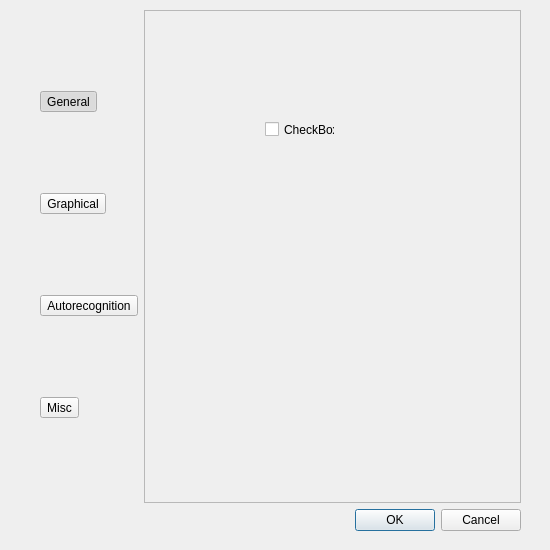
This is rsrc/settings.ui in morevnaproject-org/papagayo-ng as Qt 5 draws it before an edit. The edited form follows.
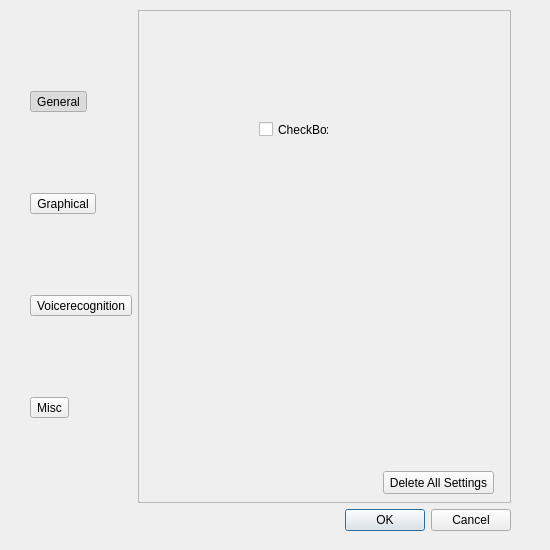
This is the edited form. The open tabs and pages were chosen to show the change. Icons and pictures are not drawn.

Commit message: First inclusion of Settings Dialog, without real function yet. Also fixed changing of FPS.

```diff
--- a/rsrc/settings.ui
+++ b/rsrc/settings.ui
@@ -50,7 +50,7 @@
   <widget class="QWidget" name="gridLayoutWidget">
    <property name="geometry">
     <rect>
-     <x>40</x>
+     <x>30</x>
      <y>10</y>
      <width>481</width>
      <height>521</height>
@@ -153,6 +153,19 @@
          <string>CheckBox</string>
         </property>
        </widget>
+       <widget class="QPushButton" name="delete_settings">
+        <property name="geometry">
+         <rect>
+          <x>244</x>
+          <y>460</y>
+          <width>111</width>
+          <height>23</height>
+         </rect>
+        </property>
+        <property name="text">
+         <string>Delete All Settings</string>
+        </property>
+       </widget>
       </widget>
      </widget>
     </item>
@@ -189,7 +202,7 @@
          <bool>true</bool>
         </property>
         <property name="toolButtonStyle">
-         <enum>Qt::ToolButtonIconOnly</enum>
+         <enum>Qt::ToolButtonTextUnderIcon</enum>
         </property>
         <property name="autoRaise">
          <bool>false</bool>
@@ -220,12 +233,15 @@
         <property name="autoExclusive">
          <bool>true</bool>
         </property>
+        <property name="toolButtonStyle">
+         <enum>Qt::ToolButtonTextUnderIcon</enum>
+        </property>
        </widget>
       </item>
       <item>
        <widget class="QToolButton" name="voice_rec">
         <property name="text">
-         <string>Autorecognition</string>
+         <string>Voicerecognition</string>
         </property>
         <property name="icon">
          <iconset resource="../qt-icons.qrc">
@@ -243,6 +259,9 @@
         <property name="autoExclusive">
          <bool>true</bool>
         </property>
+        <property name="toolButtonStyle">
+         <enum>Qt::ToolButtonTextUnderIcon</enum>
+        </property>
        </widget>
       </item>
       <item>
@@ -278,6 +297,9 @@
         <property name="autoExclusive">
          <bool>true</bool>
         </property>
+        <property name="toolButtonStyle">
+         <enum>Qt::ToolButtonTextUnderIcon</enum>
+        </property>
        </widget>
       </item>
      </layout>
```
Left out of the diff: 8 changed lines with no effect on the pictures. The commit also changes 5 other files.
